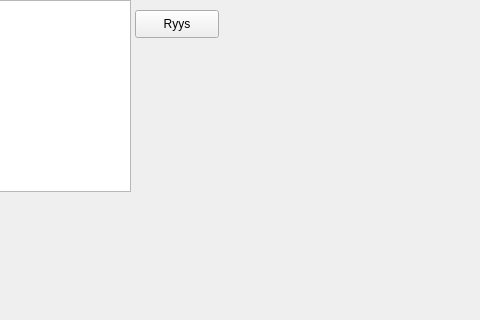
First picture: the form in Game/mainwindow.ui, repository VilleTilj/Coding-projects, before the edit; both pictures show x 125 to 605 and y 0 to 320 of the 800 by 600 pixel window.
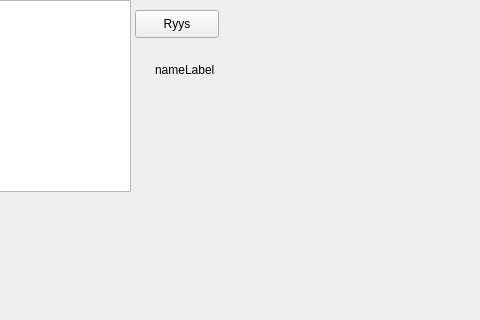
Second picture: the form after the edit.

What changed in the file:
```diff
--- a/Game/mainwindow.ui
+++ b/Game/mainwindow.ui
@@ -37,6 +37,19 @@
      <string>Ryys</string>
     </property>
    </widget>
+   <widget class="QLabel" name="nameLabel">
+    <property name="geometry">
+     <rect>
+      <x>280</x>
+      <y>60</y>
+      <width>171</width>
+      <height>20</height>
+     </rect>
+    </property>
+    <property name="text">
+     <string>nameLabel</string>
+    </property>
+   </widget>
   </widget>
   <widget class="QMenuBar" name="menubar">
    <property name="geometry">
```
